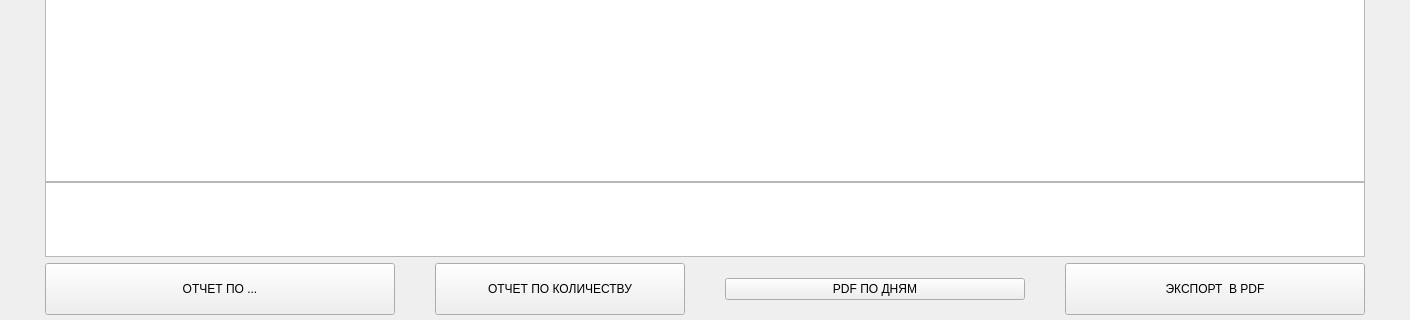
First picture: the form in pages/generalreport.ui, repository NewUser222/ecotaxi-test, before the edit; both pictures show x 0 to 1410 and y 400 to 720 of the 1410 by 720 pixel window.
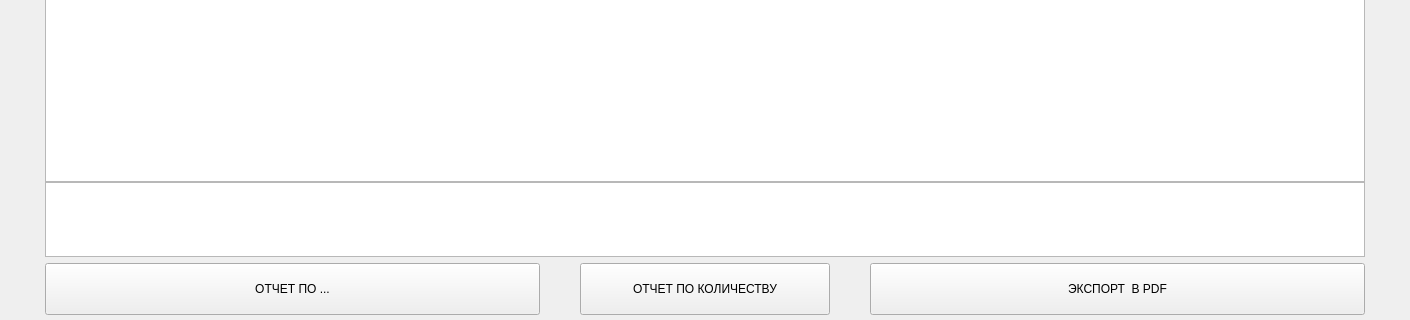
Second picture: the form after the edit.

Patch:
```diff
--- a/pages/generalreport.ui
+++ b/pages/generalreport.ui
@@ -243,7 +243,7 @@
     </layout>
    </item>
    <item>
-    <layout class="QHBoxLayout" name="horizontalLayout_4" stretch="0,0,0,0">
+    <layout class="QHBoxLayout" name="horizontalLayout_4" stretch="0,0,0">
      <property name="spacing">
       <number>40</number>
      </property>
@@ -288,13 +288,6 @@
        </property>
       </widget>
      </item>
-     <item>
-      <widget class="QPushButton" name="ToPDFButtonSecond">
-       <property name="text">
-        <string>PDF ПО ДНЯМ</string>
-       </property>
-      </widget>
-     </item>
      <item>
       <widget class="QPushButton" name="ToPDFButton">
        <property name="minimumSize">
```
Left out of the diff: 26 changed lines with no effect on the pictures.
